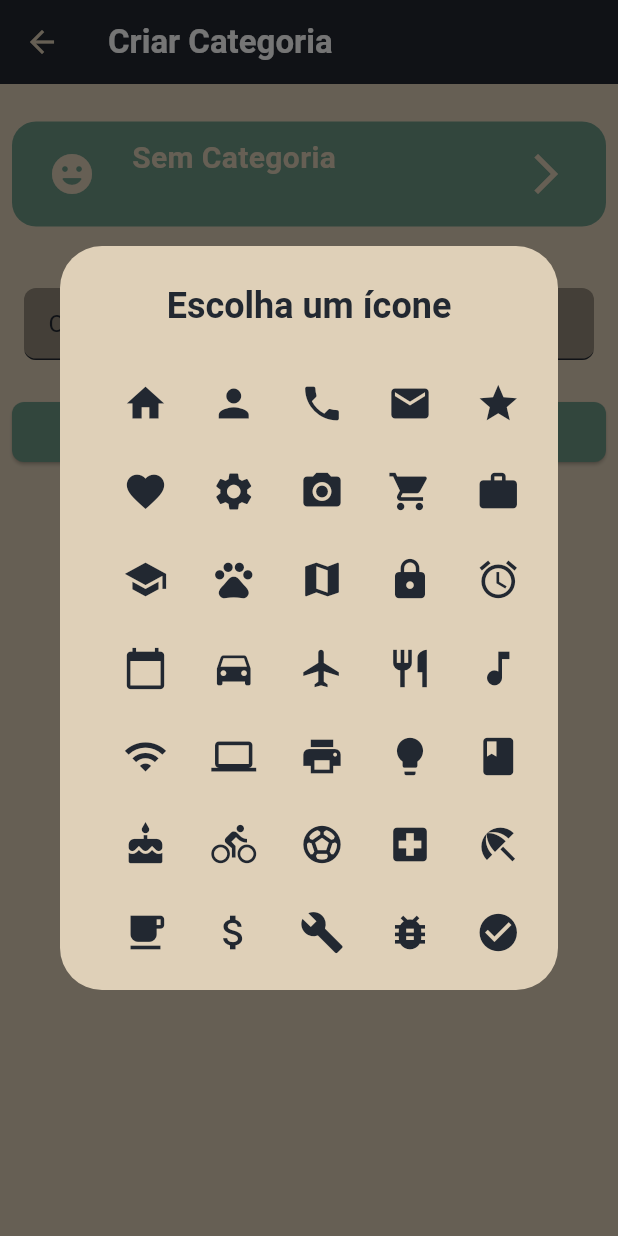
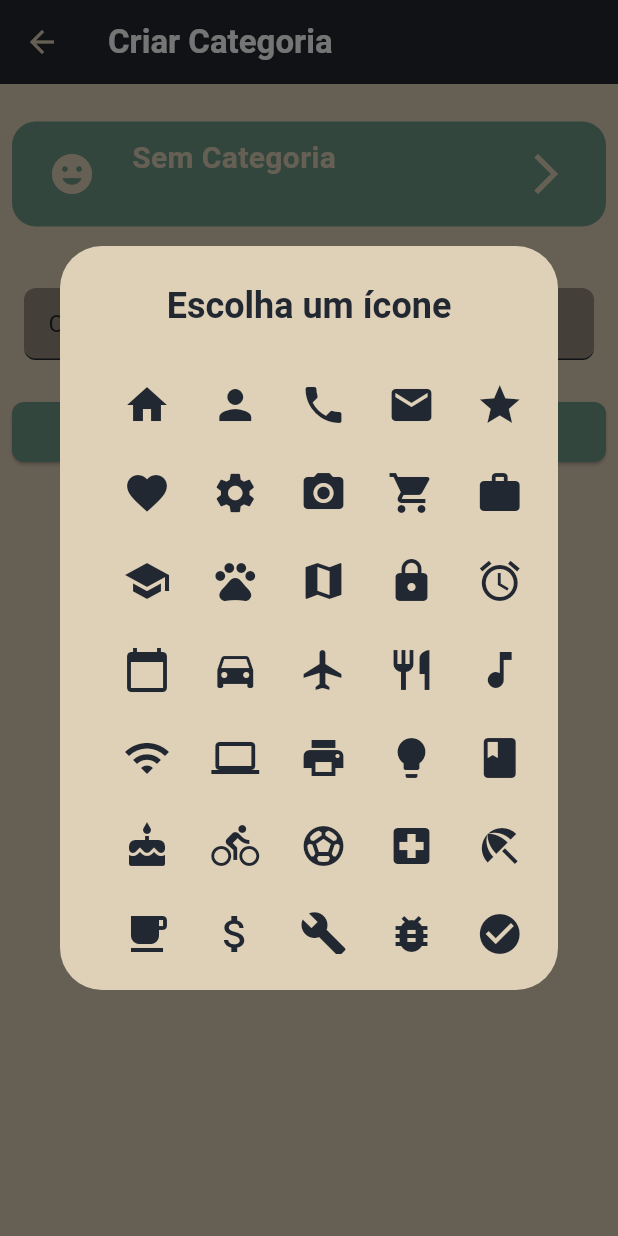
Before and after one commit to EuPhietro/client_control, a Flutter app: the CategoryCreate screen opened directly, after a tap on "Escolha um ícone", on a phone screen of 412 x 824 dp. Run offline on Flutter 3.47's test engine with Material 3 defaults, Android fonts, the phone set to English and light mode, and no system bars.

```diff
--- a/lib/view/components/icon_picker.dart
+++ b/lib/view/components/icon_picker.dart
@@ -43,7 +43,7 @@ Future<IconData?> iconPicker(BuildContext context) async {
                     },
                     icon: Icon(
                       _listIcons[index],
-                      size: 30,
+                      size: 32,
                       color: Theme.of(context).colorScheme.primary,
                     ),
                   ),
```
